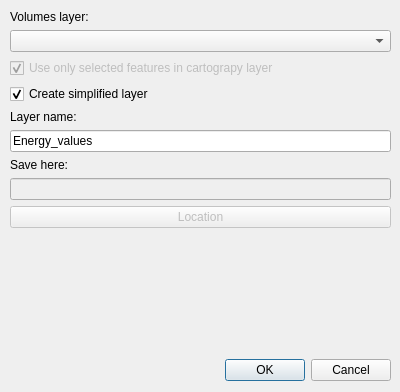
Old version of the form gjko-plugin/dialogs/Ui_ComputeCompactRatio.ui in the repository zanfire/qgis-utils.
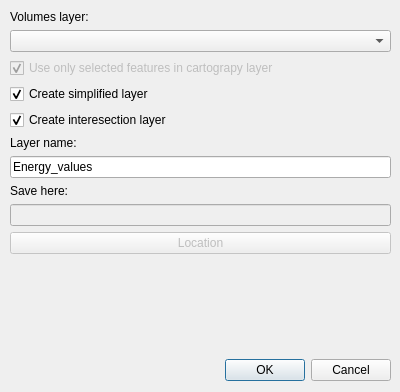
New version of the form.

Commit message: Fixed disipation surface, added intersection layer for debugging.

The edit to the form file:
```diff
--- a/gjko-plugin/dialogs/Ui_ComputeCompactRatio.ui
+++ b/gjko-plugin/dialogs/Ui_ComputeCompactRatio.ui
@@ -75,6 +75,16 @@
       </property>
      </widget>
     </item>
+    <item>
+     <widget class="QCheckBox" name="intersectionLayerCheckBox">
+      <property name="text">
+       <string>Create interesection layer</string>
+      </property>
+      <property name="checked">
+       <bool>true</bool>
+      </property>
+     </widget>
+    </item>
     <item>
      <widget class="QLabel" name="label_3">
       <property name="text">
```
The commit also changes 8 other files.
